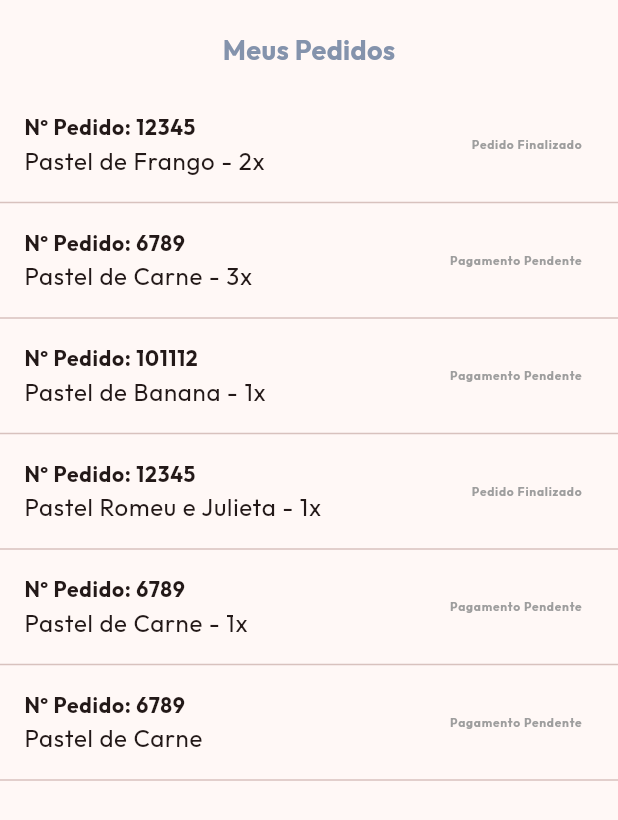
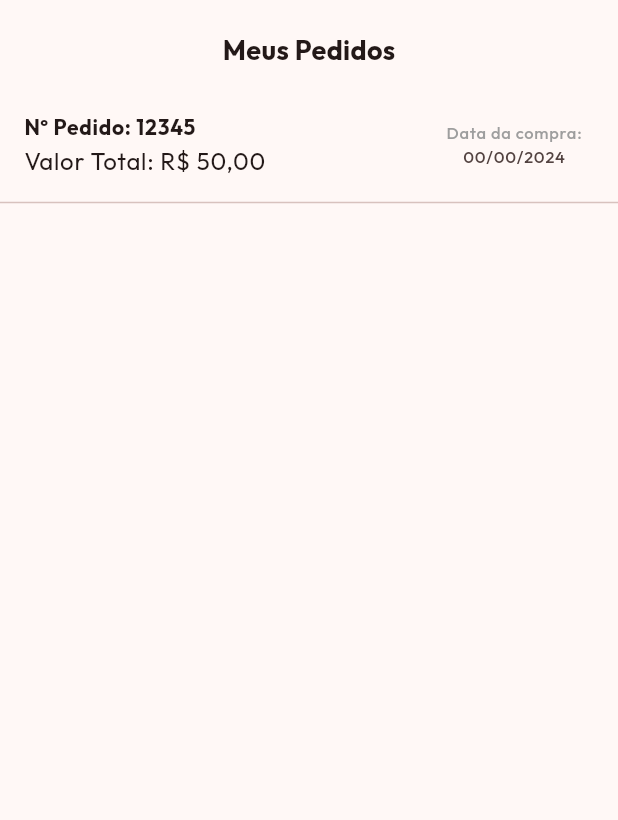
Before and after one commit to WesleyRodrigues55/app-delivery-ponto-do-pastel, a Flutter app: the Pedidos screen opened directly, on a phone screen of 412 x 824 dp. Shown: the top 820 px of the screen. Run offline on Flutter 3.47's test engine with Material 3 defaults, Android fonts, the phone set to English and light mode, and no system bars; our stand-ins replace easy_stepper, shared_preferences; missing offline and left inert: dart:html; accounts and stored records are empty; network calls fail.

Commit message:
fix: correção na tela de pedidos

```diff
--- a/lib/pages/Pedidos.dart
+++ b/lib/pages/Pedidos.dart
@@ -31,10 +31,10 @@ class _PedidosState extends State<Pedidos> {
                   child: const Text(
                     'Meus Pedidos',
                     style: TextStyle(
-                      color: Color.fromRGBO(132, 147, 172, 1),
                       fontFamily: 'OutFIT',
                       fontWeight: FontWeight.bold,
                       fontSize: 18,
+
                     ),
                   ),
                 ),
@@ -47,121 +47,26 @@ class _PedidosState extends State<Pedidos> {
                         style: TextStyle(
                             fontSize: 14, fontWeight: FontWeight.bold),
                       ),
-                      Text('Pastel de Frango - 2x')
+
+                      Column(
+                        crossAxisAlignment: CrossAxisAlignment.start,
+                        children: [
+                          Text('Valor Total: R\$ 50,00'),
+                        ],
+                      ),
                     ],
                   ),
-                  trailing: Text(
-                    "Pedido Finalizado",
-                    style: TextStyle(
-                        fontSize: 8,
-                        fontWeight: FontWeight.bold,
-                        color: Colors.grey),
-                  ),
-                ),
-                Divider(),
-                ListTile(
-                  title: Column(
-                    crossAxisAlignment: CrossAxisAlignment.start,
+                  trailing: Column(
+                    mainAxisAlignment: MainAxisAlignment.center,
                     children: [
                       Text(
-                        'Nº Pedido: 6789',
+                        "Data da compra:",
                         style: TextStyle(
-                            fontSize: 14, fontWeight: FontWeight.bold),
+                            color: Colors.grey),
                       ),
-                      Text('Pastel de Carne - 3x')
+                      Text('00/00/2024')
                     ],
-                  ),
-                  trailing: Text(
-                    "Pagamento Pendente",
-                    style: TextStyle(
-                        fontSize: 8,
-                        fontWeight: FontWeight.bold,
-                        color: Colors.grey),
-                  ),
-                ),
-                Divider(),
-                ListTile(
-                  title: Column(
-                    crossAxisAlignment: CrossAxisAlignment.start,
-                    children: [
-                      Text(
-                        'Nº Pedido: 101112',
-                        style: TextStyle(
-                            fontSize: 14, fontWeight: FontWeight.bold),
-                      ),
-                      Text('Pastel de Banana - 1x')
-                    ],
-                  ),
-                  trailing: Text(
-                    "Pagamento Pendente",
-                    style: TextStyle(
-                        fontSize: 8,
-                        fontWeight: FontWeight.bold,
-                        color: Colors.grey),
-                  ),
-                ),
-                Divider(),
-                ListTile(
-                  title: Column(
-                    crossAxisAlignment: CrossAxisAlignment.start,
-                    children: [
-                      Text(
-                        'Nº Pedido: 12345',
-                        style: TextStyle(
-                            fontSize: 14, fontWeight: FontWeight.bold),
-                      ),
-                      Text('Pastel Romeu e Julieta - 1x')
-                    ],
-                  ),
-                  trailing: Text(
-                    "Pedido Finalizado",
-                    style: TextStyle(
-                        fontSize: 8,
-                        fontWeight: FontWeight.bold,
-                        color: Colors.grey),
-                  ),
-                ),
-                Divider(),
-                ListTile(
-                  title: Column(
-                    crossAxisAlignment: CrossAxisAlignment.start,
-                    children: [
-                      Text(
-                        'Nº Pedido: 6789',
-                        style: TextStyle(
-                            fontSize: 14, fontWeight: FontWeight.bold),
-                      ),
-                      Text('Pastel de Carne - 1x'),
-                    ],
-                  ),
-                  trailing: Text(
-                    "Pagamento Pendente",
-                    style: TextStyle(
-                        fontSize: 8,
-                        fontWeight: FontWeight.bold,
-                        color: Colors.grey),
-                  ),
-                ),
-                Divider(),
-                ListTile(
-                  title: Column(
-                    crossAxisAlignment: CrossAxisAlignment.start,
-                    children: [
-                      Text(
-                        'Nº Pedido: 6789',
-                        style: TextStyle(
-                            fontSize: 14, fontWeight: FontWeight.bold),
-                      ),
-                      Text('Pastel de Carne')
-                    ],
-                  ),
-                  trailing: Text(
-                    "Pagamento Pendente",
-                    style: TextStyle(
-                        fontSize: 8,
-                        fontWeight: FontWeight.bold,
-                        color: Colors.grey),
-                  ),
+                  )
                 ),
                 Divider(),
               ],
```
